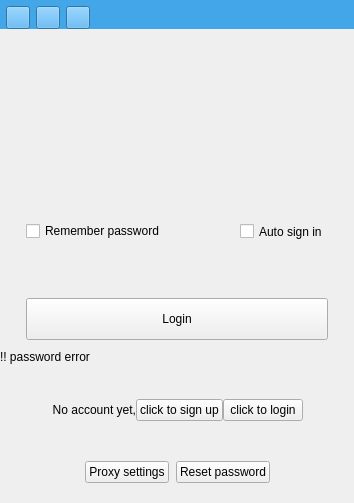
First picture: the form in src/ui/wizLoginDialog.ui, repository WizTeam/WizQTClient, before the edit.
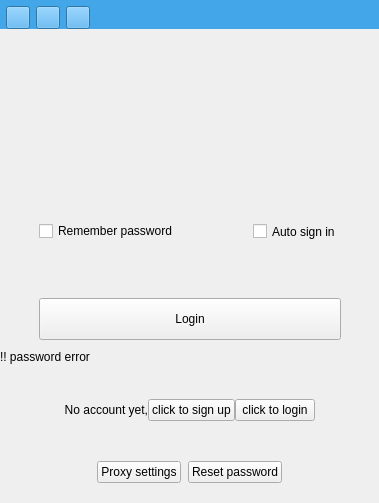
Second picture: the form after the edit. Custom widgets are drawn as their Qt base class.

The edit to the form file:
```diff
--- a/src/ui/wizLoginDialog.ui
+++ b/src/ui/wizLoginDialog.ui
@@ -6,7 +6,7 @@
    <rect>
     <x>0</x>
     <y>0</y>
-    <width>354</width>
+    <width>379</width>
     <height>503</height>
    </rect>
   </property>
```
Left out of the diff: 4 changed lines with no effect on the pictures.
